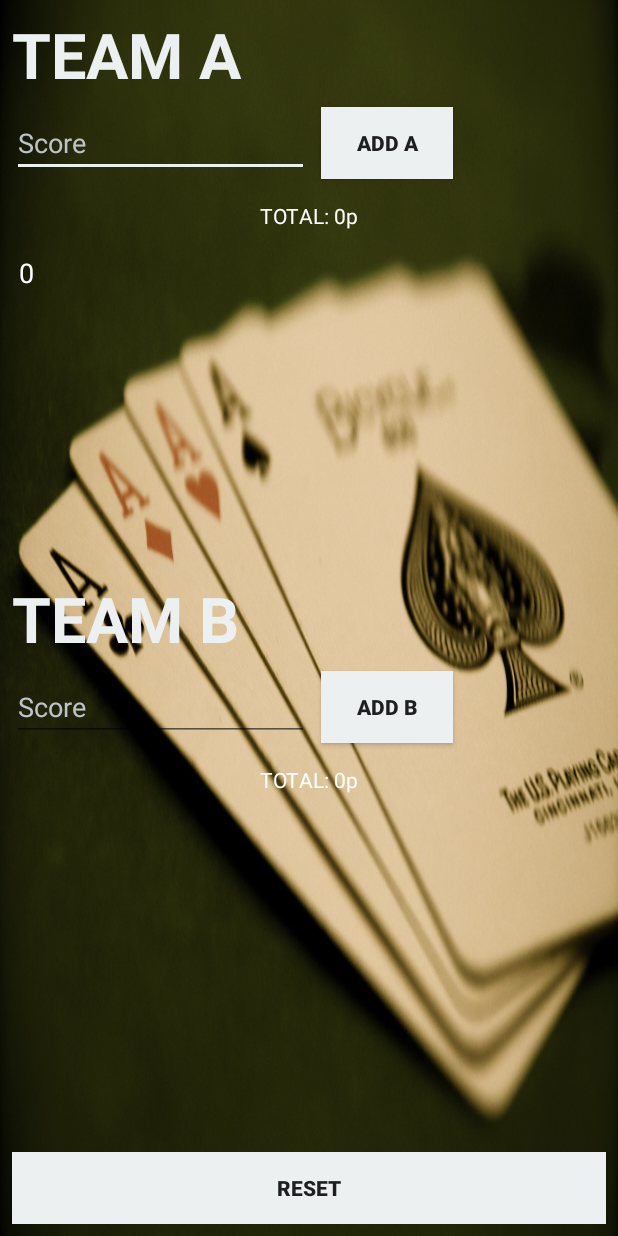
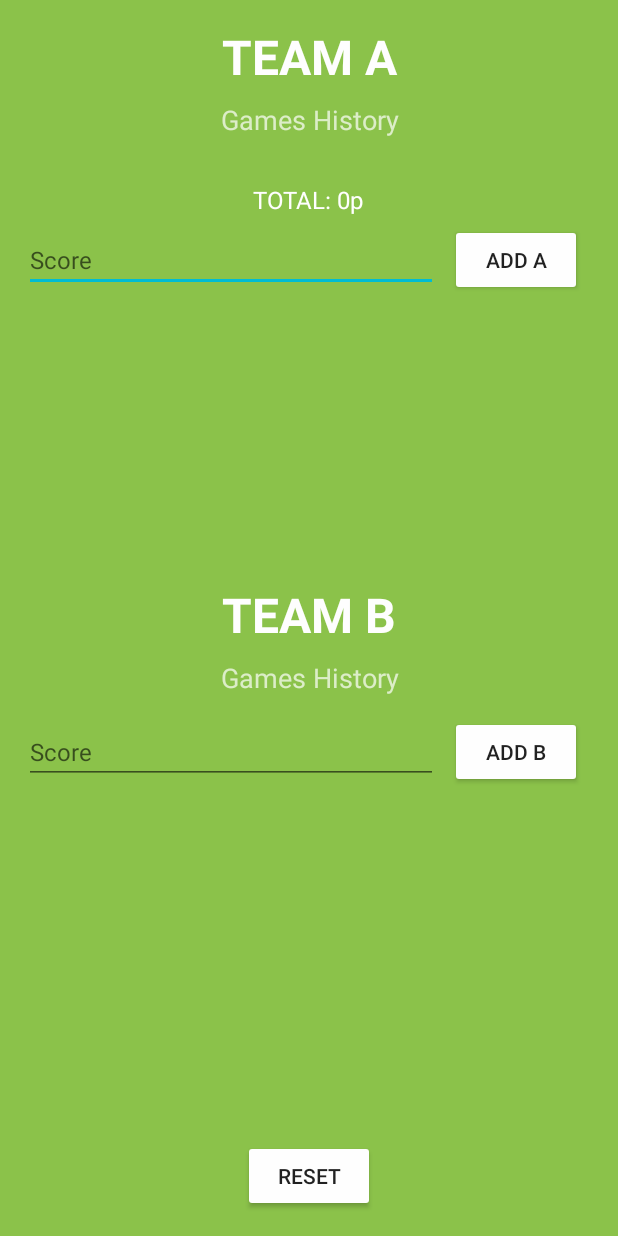
Before and after one commit to DomainFlag/Belot-Score-Keeper, an Android app: the screen it shows after launch (MainActivity), after a tap on "ADD A", on a phone screen of 412 x 824 dp. Run offline under Robolectric (Android 15) with nearby library versions, the phone set to English and light mode, and no system bars; 1 other tap on this screen came first.

Commit message:
Some small changes.

```diff
--- a/app/src/main/java/com/example/cchiv/belot/MainActivity.java
+++ b/app/src/main/java/com/example/cchiv/belot/MainActivity.java
@@ -19,16 +19,30 @@ public class MainActivity extends AppCompatActivity {
 
     public void setTextA(View view) {
         EditText T = (EditText) findViewById(R.id.numberA);
+        TextView textViewGameHistoryA = (TextView) findViewById(R.id.gameHistoryA);
+        TextView textViewTextTotalA = (TextView) findViewById(R.id.textTotalA);
+        textViewGameHistoryA.setVisibility(View.VISIBLE);
+        textViewTextTotalA.setVisibility(View.VISIBLE);
         String text = T.getText().toString();
-        int score = Integer.parseInt(text);
-        setTotalA(score);
+        if (!text.isEmpty()) {
+            int score = Integer.parseInt(text);
+            setTotalA(score);
+        }
+        T.setText(null);
     }
 
     public void setTextB(View view) {
         EditText T = (EditText) findViewById(R.id.numberB);
+        TextView textViewGameHistoryB = (TextView) findViewById(R.id.gameHistoryB);
+        TextView textViewTextTotalB = (TextView) findViewById(R.id.textTotalB);
+        textViewGameHistoryB.setVisibility(View.VISIBLE);
+        textViewTextTotalB.setVisibility(View.VISIBLE);
         String text = T.getText().toString();
-        int score = Integer.parseInt(text);
-        setTotalB(score);
+        if (!text.isEmpty()) {
+            int score = Integer.parseInt(text);
+            setTotalB(score);
+        }
+        T.setText(null);
     }
 
     public void reset(View view) {
@@ -39,29 +53,29 @@ public class MainActivity extends AppCompatActivity {
         TA.setText(newText);
         TextView TB = (TextView) findViewById(R.id.textTotalB);
         TB.setText(newText);
-        TextView HA = (TextView) findViewById(R.id.historyA);
+        TextView HA = (TextView) findViewById(R.id.gameHistoryA);
         HA.setText(null);
-        TextView HB = (TextView) findViewById(R.id.historyB);
+        TextView HB = (TextView) findViewById(R.id.gameHistoryB);
         HB.setText(null);
     }
 
     public void setTotalA(int number) {
         TextView T = (TextView) findViewById(R.id.textTotalA);
-        TextView H = (TextView) findViewById(R.id.historyA);
+        TextView H = (TextView) findViewById(R.id.gameHistoryA);
         sumA += number;
         String newText = "TOTAL: " + sumA + "p";
         T.setText(newText);
-        String newHistoryEntry = H.getText().toString() + " " + number + " ";
+        String newHistoryEntry = H.getText().toString() + number + " ";
         H.setText(newHistoryEntry);
     }
 
     public void setTotalB(int number) {
         TextView T = (TextView) findViewById(R.id.textTotalB);
-        TextView H = (TextView) findViewById(R.id.historyB);
+        TextView H = (TextView) findViewById(R.id.gameHistoryB);
         sumB += number;
         String newText = "TOTAL: " + sumB + "p";
         T.setText(newText);
-        String newHistoryEntry = H.getText().toString() + " " + number + " ";
+        String newHistoryEntry = H.getText().toString() + number + " ";
         H.setText(newHistoryEntry);
     }
 }
--- a/app/src/main/res/layout/activity_main.xml
+++ b/app/src/main/res/layout/activity_main.xml
@@ -4,16 +4,10 @@
     android:id="@+id/activity_main"
     android:layout_width="match_parent"
     android:layout_height="match_parent"
-    android:background="@drawable/cards2"
+    android:background="@color/colorPrimary"
     android:orientation="vertical"
+    android:padding="@dimen/activity_horizontal_margin"
     tools:context="com.example.cchiv.belot.MainActivity">
-
-    <LinearLayout
-        android:layout_width="match_parent"
-        android:layout_height="0dp"
-        android:layout_margin="8dp"
-        android:layout_weight="1"
-        android:orientation="vertical">
 
     <LinearLayout
         android:layout_width="match_parent"
@@ -22,18 +16,49 @@
         android:orientation="vertical">
 
         <TextView
+            android:layout_width="match_parent"
+            android:layout_height="wrap_content"
+            android:gravity="center_horizontal"
+            android:text="@string/teamAName"
+            android:textColor="@color/colorContrastText"
+            android:textSize="@dimen/activity_header_size"
+            android:textStyle="bold" />
+
+        <TextView
+            android:id="@+id/historyA"
+            android:layout_width="match_parent"
+            android:layout_height="wrap_content"
+            android:layout_marginBottom="8dp"
+            android:layout_marginTop="8dp"
+            android:gravity="center_horizontal"
+            android:text="@string/historyText"
+            android:textColor="@color/colorPrimaryLight"
+            android:textSize="@dimen/activity_subheader_size" />
+
+        <TextView
+            android:id="@+id/gameHistoryA"
             android:layout_width="wrap_content"
             android:layout_height="wrap_content"
-                android:text="@string/teamAName"
-                android:textColor="#ecf0f1"
-                android:textSize="42sp"
-                android:textStyle="bold" />
+            android:layout_gravity="center_horizontal"
+            android:text=""
+            android:textColor="#FFFFFF"
+            android:textSize="@dimen/activity_paragraph_size"
+            android:visibility="gone" />
+
+        <TextView
+            android:id="@+id/textTotalA"
+            android:layout_width="wrap_content"
+            android:layout_height="wrap_content"
+            android:layout_gravity="center_horizontal"
+            android:text=""
+            android:textColor="#FFFFFF"
+            android:textSize="@dimen/activity_paragraph_size"
+            android:visibility="gone" />
 
         <LinearLayout
             android:layout_width="match_parent"
             android:layout_height="wrap_content"
-                android:gravity="center_vertical"
-                android:orientation="horizontal">
+            android:gravity="center">
 
             <EditText
                 android:id="@+id/numberA"
@@ -43,49 +68,19 @@
                 android:layout_marginTop="8dp"
                 android:layout_weight="1"
                 android:hint="@string/number_hint"
-                    android:inputType="numberDecimal"
-                    android:textColorHighlight="#FFFFFF"
-                    android:textColorHint="#bdc3c7" />
-
-                <RelativeLayout
-                    android:layout_width="0dp"
-                    android:layout_height="match_parent"
-                    android:layout_weight="1"
-                    android:gravity="center_vertical">
+                android:inputType="numberSigned"
+                android:textSize="@dimen/activity_paragraph_size" />
 
             <Button
                 android:layout_width="wrap_content"
                 android:layout_height="wrap_content"
                 android:layout_marginLeft="8dp"
                 android:layout_marginRight="8dp"
-                        android:background="#ecf0f1"
+                android:backgroundTint="@color/colorContrastText"
                 android:onClick="setTextA"
-                        android:text="@string/addTextA"
-                        android:textStyle="bold" />
-
-                </RelativeLayout>
+                android:text="@string/addTextA" />
 
         </LinearLayout>
-
-            <TextView
-                android:id="@+id/textTotalA"
-                android:layout_width="wrap_content"
-                android:layout_height="wrap_content"
-                android:layout_gravity="center_horizontal"
-                android:layout_marginBottom="8dp"
-                android:layout_marginTop="8dp"
-                android:text=""
-                android:textColor="#FFFFFF" />
-
-            <TextView
-                android:id="@+id/historyA"
-                android:layout_width="wrap_content"
-                android:layout_height="wrap_content"
-                android:layout_marginBottom="8dp"
-                android:layout_marginTop="8dp"
-                android:text="@string/historyText"
-                android:textColor="#FFFFFF"
-                android:textSize="18sp" />
 
     </LinearLayout>
 
@@ -96,18 +91,49 @@
         android:orientation="vertical">
 
         <TextView
+            android:layout_width="match_parent"
+            android:layout_height="wrap_content"
+            android:gravity="center_horizontal"
+            android:text="@string/teamBName"
+            android:textColor="@color/colorContrastText"
+            android:textSize="@dimen/activity_header_size"
+            android:textStyle="bold" />
+
+        <TextView
+            android:id="@+id/historyB"
+            android:layout_width="match_parent"
+            android:layout_height="wrap_content"
+            android:layout_marginBottom="8dp"
+            android:layout_marginTop="8dp"
+            android:gravity="center_horizontal"
+            android:text="@string/historyText"
+            android:textColor="@color/colorPrimaryLight"
+            android:textSize="@dimen/activity_subheader_size" />
+
+        <TextView
+            android:id="@+id/gameHistoryB"
             android:layout_width="wrap_content"
             android:layout_height="wrap_content"
-                android:text="@string/teamBName"
-                android:textColor="#ecf0f1"
-                android:textSize="42sp"
-                android:textStyle="bold" />
+            android:layout_gravity="center_horizontal"
+            android:text=""
+            android:textColor="#FFFFFF"
+            android:textSize="@dimen/activity_paragraph_size"
+            android:visibility="gone" />
+
+        <TextView
+            android:id="@+id/textTotalB"
+            android:layout_width="wrap_content"
+            android:layout_height="wrap_content"
+            android:layout_gravity="center_horizontal"
+            android:text=""
+            android:textColor="#FFFFFF"
+            android:textSize="@dimen/activity_paragraph_size"
+            android:visibility="gone" />
 
         <LinearLayout
             android:layout_width="match_parent"
             android:layout_height="wrap_content"
-                android:gravity="center_vertical"
-                android:orientation="horizontal">
+            android:gravity="center">
 
             <EditText
                 android:id="@+id/numberB"
@@ -117,72 +143,30 @@
                 android:layout_marginTop="8dp"
                 android:layout_weight="1"
                 android:hint="@string/number_hint"
-                    android:inputType="numberDecimal"
-                    android:textColorHighlight="#FFFFFF"
-                    android:textColorHint="#bdc3c7" />
-
-                <RelativeLayout
-                    android:layout_width="0dp"
-                    android:layout_height="match_parent"
-                    android:layout_weight="1"
-                    android:gravity="center_vertical">
+                android:inputType="numberSigned"
+                android:textSize="@dimen/activity_paragraph_size" />
 
             <Button
                 android:layout_width="wrap_content"
                 android:layout_height="wrap_content"
                 android:layout_marginLeft="8dp"
                 android:layout_marginRight="8dp"
-                        android:background="#ecf0f1"
+                android:backgroundTint="@color/colorContrastText"
                 android:onClick="setTextB"
-                        android:text="@string/addTextB"
-                        android:textStyle="bold" />
-
-                </RelativeLayout>
-
-            </LinearLayout>
-
-            <TextView
-                android:id="@+id/textTotalB"
-                android:layout_width="wrap_content"
-                android:layout_height="wrap_content"
-                android:layout_gravity="center_horizontal"
-                android:layout_marginBottom="8dp"
-                android:layout_marginTop="8dp"
-                android:text=""
-                android:textColor="#FFFFFF" />
-
-            <TextView
-                android:id="@+id/historyB"
-                android:layout_width="wrap_content"
-                android:layout_height="wrap_content"
-                android:layout_marginBottom="8dp"
-                android:layout_marginTop="8dp"
-                android:text="@string/historyText"
-                android:textColor="#FFFFFF"
-                android:textSize="18sp" />
+                android:text="@string/addTextB" />
 
         </LinearLayout>
 
     </LinearLayout>
 
-    <LinearLayout
-        android:layout_width="match_parent"
+    <Button
+        android:layout_width="wrap_content"
         android:layout_height="wrap_content"
-        android:layout_marginBottom="8dp"
-        android:gravity="center_horizontal"
-        android:orientation="horizontal">
-
-        <Button
-            android:layout_width="0dp"
-            android:layout_height="wrap_content"
+        android:layout_gravity="center_horizontal"
         android:layout_marginLeft="8dp"
         android:layout_marginRight="8dp"
-            android:layout_weight="1"
-            android:background="#ecf0f1"
+        android:backgroundTint="@color/colorContrastText"
         android:onClick="reset"
-            android:text="@string/resetText"
-            android:textStyle="bold" />
+        android:text="@string/resetText" />
 
 </LinearLayout>
-
-</LinearLayout>
--- a/app/src/main/res/values/colors.xml
+++ b/app/src/main/res/values/colors.xml
@@ -1,6 +1,12 @@
 <?xml version="1.0" encoding="utf-8"?>
 <resources>
-    <color name="colorPrimary">#3F51B5</color>
-    <color name="colorPrimaryDark">#303F9F</color>
-    <color name="colorAccent">#ecf0f1</color>
+    <color name="colorPrimary">#8BC24A</color>
+    <color name="colorPrimaryDark">#689F38</color>
+    <color name="colorPrimaryLight">#DCEDC8</color>
+    <color name="colorAccent">#00BCD3</color>
+    <color name="colorTextIcons">#212121</color>
+    <color name="colorPrimaryText">#212121</color>
+    <color name="colorSecondaryText">#757575</color>
+    <color name="colorContrastText">#FEFEFE</color>
+    <color name="colorDividerColor">#BCBDBD</color>
 </resources>
--- a/app/src/main/res/values/dimens.xml
+++ b/app/src/main/res/values/dimens.xml
@@ -2,4 +2,8 @@
     <!-- Default screen margins, per the Android Design guidelines. -->
     <dimen name="activity_horizontal_margin">16dp</dimen>
     <dimen name="activity_vertical_margin">16dp</dimen>
+
+    <dimen name="activity_header_size">32sp</dimen>
+    <dimen name="activity_subheader_size">18sp</dimen>
+    <dimen name="activity_paragraph_size">16sp</dimen>
 </resources>
--- a/app/src/main/res/values/strings.xml
+++ b/app/src/main/res/values/strings.xml
@@ -5,6 +5,6 @@
     <string name="addTextA">ADD A</string>
     <string name="teamBName">TEAM B</string>
     <string name="addTextB">ADD B</string>
-    <string name="historyText">Games History:</string>
+    <string name="historyText">Games History</string>
     <string name="resetText">RESET</string>
 </resources>
--- a/build.gradle
+++ b/build.gradle
@@ -5,7 +5,7 @@ buildscript {
         jcenter()
     }
     dependencies {
-        classpath 'com.android.tools.build:gradle:2.2.3'
+        classpath 'com.android.tools.build:gradle:2.3.2'
 
         // NOTE: Do not place your application dependencies here; they belong
         // in the individual module build.gradle files
```
Also changed, not shown: app/src/main/res/drawable/cards2.jpg (deleted), app/src/main/res/drawable/ic_background.jpg (added), gradle/wrapper/gradle-wrapper.properties. Lines whose indentation alone changed are shown as unchanged.
